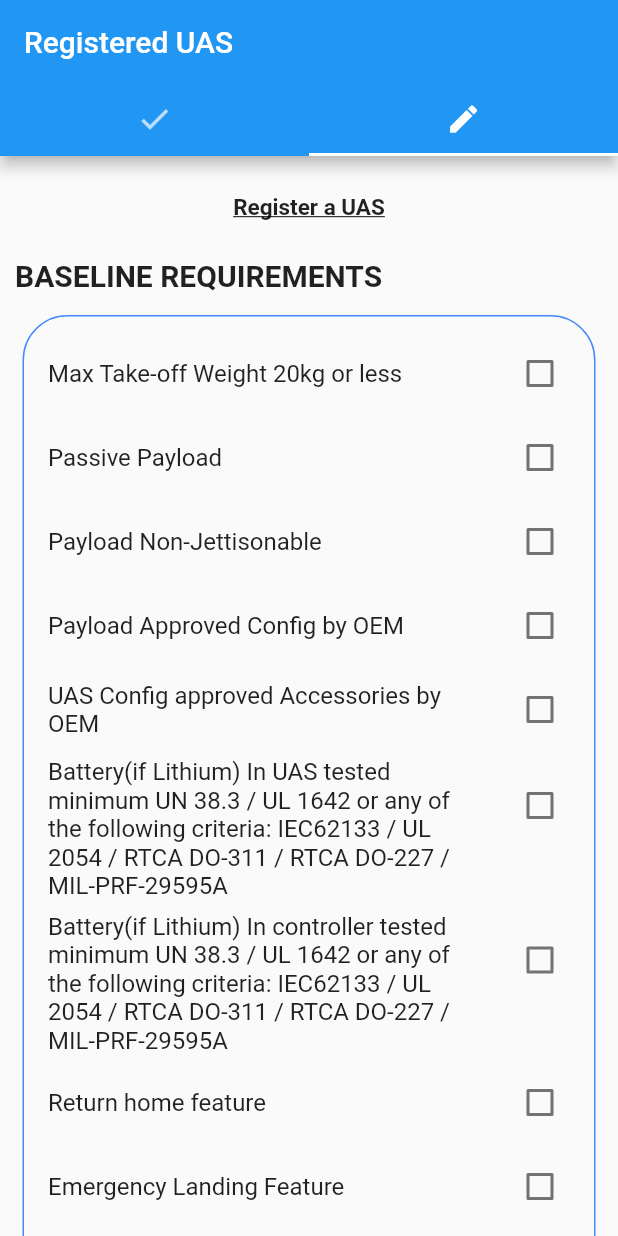
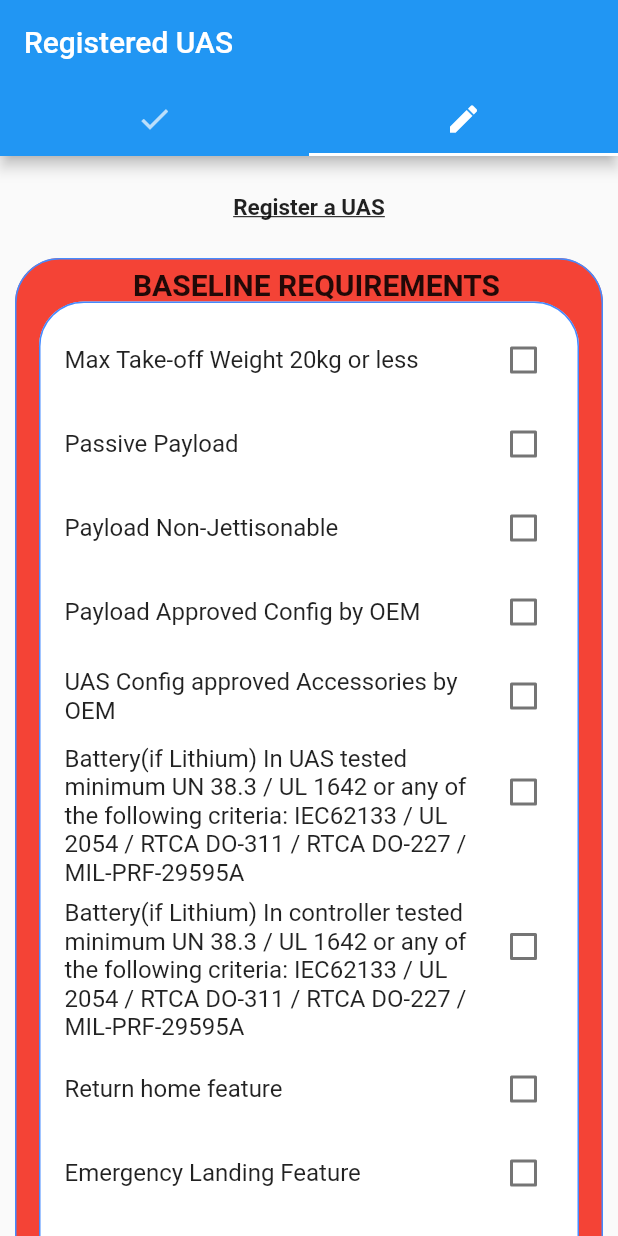
Before and after one commit to WXenon/uas_registration, a Flutter app: the RegisteredUASPage screen opened directly, tab 2 chosen, on a phone screen of 412 x 824 dp. Run offline on Flutter 3.47's test engine with Material 2 defaults, Android fonts, the phone set to English and light mode, and no system bars; our stand-ins replace fluttertoast.

Commit message:
update to UI for registration page

```diff
--- a/lib/landingPage.dart
+++ b/lib/landingPage.dart
@@ -1,3 +1,4 @@
+import 'package:flutter/cupertino.dart';
 import 'package:flutter/material.dart';
 import 'package:flutter/rendering.dart';
 import 'package:flutter/services.dart';
@@ -177,26 +178,40 @@ class _RegisteredUASPage extends State<RegisteredUASPage> {
                       ),
                     ),
                     new Align(
-                      child: new Row(
-                        mainAxisAlignment: MainAxisAlignment.start,
+                      child: new Container(
+                        margin: EdgeInsets.fromLTRB(10, 25, 10, 0),
+                        padding: EdgeInsets.fromLTRB(0, 5, 0, 0),
+                        decoration: BoxDecoration(
+                          border: Border.all(color: Colors.blueAccent),
+                          borderRadius: new BorderRadius.circular(30.0),
+                          boxShadow: [
+                            BoxShadow(
+                              color: Colors.red,
+                              ),
+                          ]
+                        ),
+                        child: new Column(
+                          mainAxisAlignment: MainAxisAlignment.center,
                           children: <Widget>[
                             new Container(
-                            margin: EdgeInsets.fromLTRB(10, 25, 0, 0),
+                              margin: EdgeInsets.fromLTRB(10, 0, 0, 0),
                               child: new Text(
                                 "BASELINE REQUIREMENTS",
                                 style: new TextStyle(
                                     fontSize: 20, fontWeight: FontWeight.bold),
                               ),
-                          )
-                        ],
-                      ),
                             ),
                             new Container(
-                        margin: const EdgeInsets.all(15.0),
+                                margin: EdgeInsets.fromLTRB(15, 0, 15, 15),
                                 padding: EdgeInsets.fromLTRB(0, 10, 0, 0),
                                 decoration: BoxDecoration(
                                     border: Border.all(color: Colors.blueAccent),
                                     borderRadius: new BorderRadius.circular(30.0),
+                                    boxShadow: [
+                                      BoxShadow(
+                                        color: Colors.white,
+                                      ),
+                                    ]
                                 ),
                                 child: new Column(
                                   children: <Widget>[
@@ -287,6 +302,10 @@ class _RegisteredUASPage extends State<RegisteredUASPage> {
                                   ],
                                 ))
                           ],
+                        ),
+                      ),
+                    )
+                  ],
                 )))
               ])),
         ),
```
Lines whose indentation alone changed are shown as unchanged.
